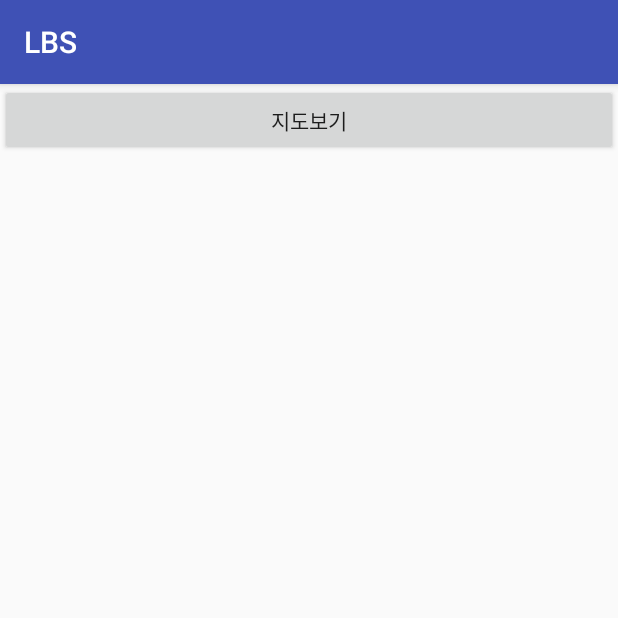
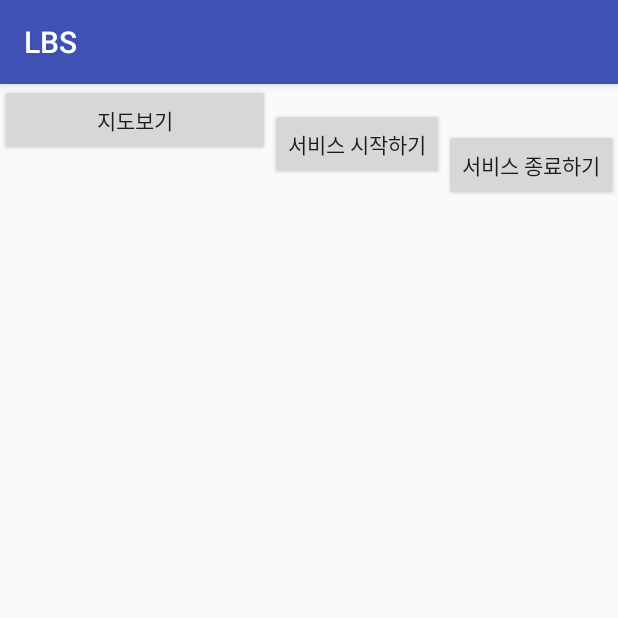
Before and after one commit to dmoon4117/LBS, an Android app: the screen it shows after launch (MainActivity), on a phone screen of 412 x 824 dp, the top half of it. Run offline under Robolectric (Android 15) with nearby library versions, the phone set to English and light mode, and no system bars.

Commit message:
Service 까지 구현 (서비스 내용구현 아직 x)

```diff
--- a/LBS/app/src/main/java/khj/kdh/com/lbs/MainActivity.java
+++ b/LBS/app/src/main/java/khj/kdh/com/lbs/MainActivity.java
@@ -1,11 +1,16 @@
 package khj.kdh.com.lbs;
 
+import android.app.ActivityManager;
+import android.content.Context;
 import android.content.Intent;
 import android.os.Bundle;
 import android.support.v7.app.AppCompatActivity;
+import android.util.Log;
 import android.view.View;
 import android.widget.Button;
 import android.widget.Toast;
+
+import java.util.List;
 
 public class MainActivity extends AppCompatActivity {
 
@@ -13,6 +18,9 @@ public class MainActivity extends AppCompatActivity {
     protected void onCreate(Bundle savedInstanceState) {
         super.onCreate(savedInstanceState);
         setContentView(R.layout.activity_main);
+
+        Button b1 = (Button) findViewById(R.id.button1); //서비스 종료
+        Button b2 = (Button) findViewById(R.id.button2); //서비스 시작
 
         Button button = (Button)findViewById(R.id.button);
         button.setOnClickListener(new Button.OnClickListener() {
@@ -27,6 +35,54 @@ public class MainActivity extends AppCompatActivity {
             }
         });
 
+        b1.setOnClickListener(new Button.OnClickListener() {
+            public void onClick(View v) {
+                // 서비스 시작하기
+                Log.d("test", "액티비티-서비스 시작버튼클릭");
+                Intent intent = new Intent(
+                        getApplicationContext(),//현재제어권자
+                        MyService.class); // 이동할 컴포넌트
+                startService(intent); // 서비스 시작
+            }
+        });
+
+        b2.setOnClickListener(new Button.OnClickListener() {
+            public void onClick(View v) {
+                // 서비스 종료하기
+                Log.d("test", "액티비티-서비스 종료버튼클릭");
+                Intent intent = new Intent(
+                        getApplicationContext(),//현재제어권자
+                        MyService.class); // 이동할 컴포넌트
+                stopService(intent); // 서비스 종료
+            }
+        });
+
+        myThread thread = new myThread();
+        //getServiceList();
+        thread.setDaemon(true);
+        thread.start();
+    }
+
+    void getServiceList()	{
+
+        ActivityManager activity_manager = (ActivityManager)getSystemService(Context.ACTIVITY_SERVICE);
+
+        List<ActivityManager.RunningServiceInfo> service_info = activity_manager.getRunningServices(100);
+
+        for(int i=0; i<service_info.size(); i++) {
+            Log.v("service", "Service: " + service_info.get(i).service.getPackageName() + ", className: " + service_info.get(i).service.getClassName());
+
+            Log.v("pid,uid", "PID/UID: " + service_info.get(i).pid + "/" + service_info.get(i).uid + "  process: " + service_info.get(i).process);
+        }
+
+    }
+
+    class myThread extends Thread{
+        public void run() {
+            while (true) {
+                getServiceList();
+            }
+        }
     }
 
 }
--- a/LBS/app/src/main/res/layout/activity_main.xml
+++ b/LBS/app/src/main/res/layout/activity_main.xml
@@ -11,4 +11,24 @@
         android:layout_height="wrap_content"
         android:id="@+id/button"
         android:layout_weight="1" />
+
+    <Button
+        android:id="@+id/button1"
+        android:layout_width="wrap_content"
+        android:layout_height="wrap_content"
+        android:layout_alignLeft="@+id/button2"
+        android:layout_below="@+id/textView1"
+        android:layout_marginTop="16dp"
+        android:text="서비스 시작하기" />
+
+    <Button
+        android:id="@+id/button2"
+        android:layout_width="wrap_content"
+        android:layout_height="wrap_content"
+        android:layout_alignLeft="@+id/textView1"
+        android:layout_below="@+id/button1"
+        android:layout_marginTop="30dp"
+        android:text="서비스 종료하기" />
+
+
 </LinearLayout>
--- a/LBS/build.gradle
+++ b/LBS/build.gradle
@@ -5,7 +5,7 @@ buildscript {
         jcenter()
     }
     dependencies {
-        classpath 'com.android.tools.build:gradle:2.2.3'
+        classpath 'com.android.tools.build:gradle:2.3.3'
 
         // NOTE: Do not place your application dependencies here; they belong
         // in the individual module build.gradle files
```
Also changed, not shown: LBS/app/src/main/AndroidManifest.xml (+11 -4 lines), LBS/app/src/main/java/khj/kdh/com/lbs/MyService.java (added, +39 -0 lines), LBS/gradle/wrapper/gradle-wrapper.properties, 1 other file.
